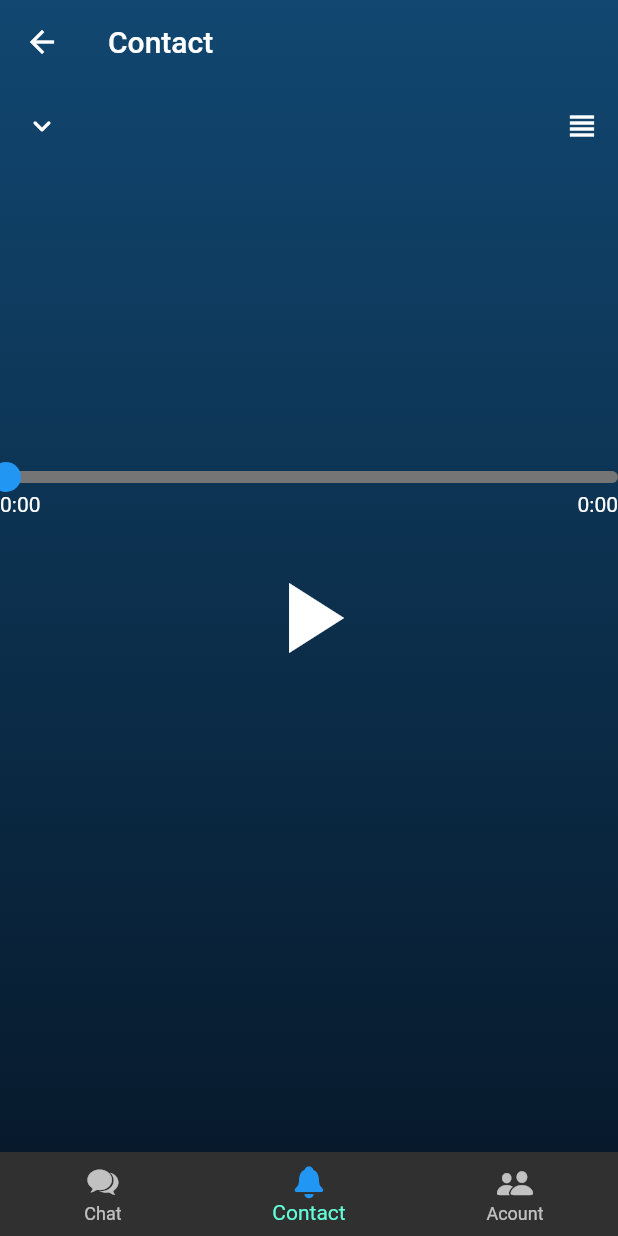
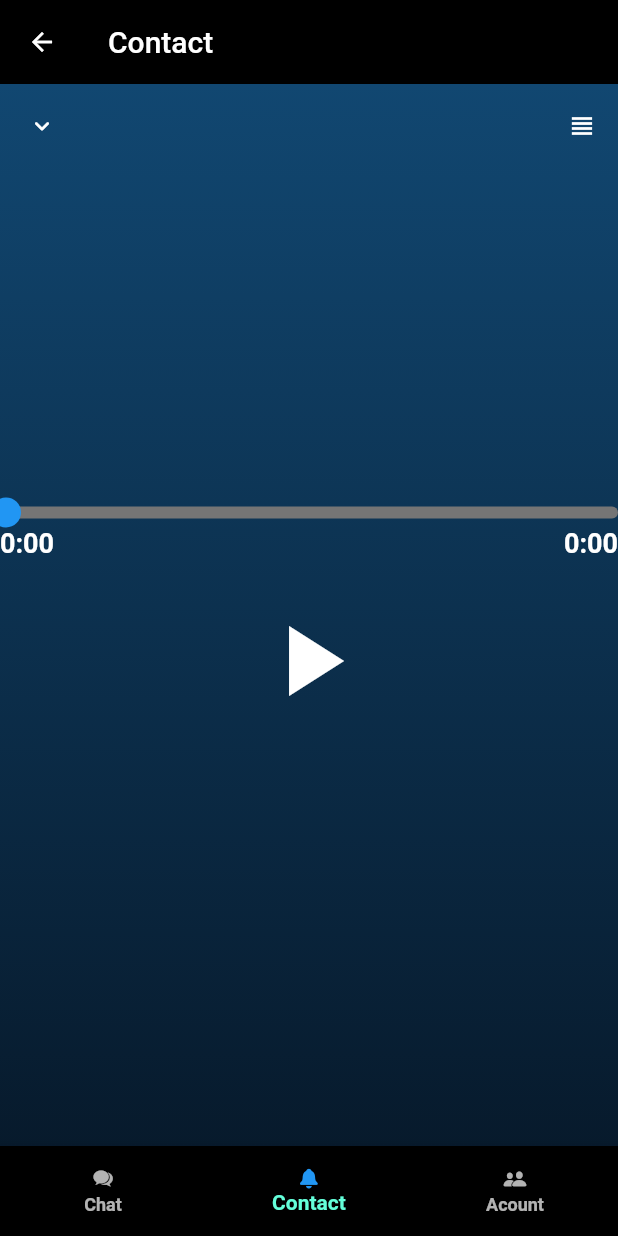
Before and after one commit to Dat2203/talky, a Flutter app: the ApplicationPage screen opened by its route, swiped to page 2, on a phone screen of 412 x 824 dp. Run offline on Flutter 3.47's test engine with Material 2 defaults, Android fonts, the phone set to English and light mode, and no system bars; drawn by our look-alikes of audio_video_progress_bar, overlay_support; our stand-ins replace camera, cloud_firestore, dots_indicator, firebase_auth, firebase_core, firebase_messaging and 14 more; accounts and stored records are empty; network calls fail.

Commit message:
dont-coi

```diff
--- a/lib/main.dart
+++ b/lib/main.dart
@@ -67,6 +67,7 @@ class MyApp extends StatelessWidget {
     return OverlaySupport(
       child: ScreenUtilInit(
         builder: (context, child) => GetMaterialApp(
+          debugShowCheckedModeBanner: false,
           title: 'Flutter Demo',
           theme:Themes.lightTheme,
           darkTheme: Themes.darkTheme,
--- a/lib/middleware/route-rwellcome.dart
+++ b/lib/middleware/route-rwellcome.dart
@@ -14,7 +14,6 @@ class RouteWellComeMiddleWare extends GetMiddleware {
 
   @override
   RouteSettings? redirect(String? route) {
-    print(UserStore.to.isLogin);
     if (ConfigurationStore.to.isFirstOpen == false) {
       return null;
     }
--- a/lib/pages/application/binding.dart
+++ b/lib/pages/application/binding.dart
@@ -1,4 +1,5 @@
 import 'package:get/get.dart';
+import 'package:talky/pages/message/logic.dart';
 
 import '../contact/controller.dart';
 import 'controller.dart';
@@ -8,5 +9,6 @@ class ApplicationBinding extends Bindings {
   void dependencies() {
     Get.lazyPut(() => ApplicationController());
     Get.lazyPut(()=>ContactController());
+    Get.lazyPut(()=>MessageLogic());
   }
 }
--- a/lib/pages/application/view.dart
+++ b/lib/pages/application/view.dart
@@ -1,10 +1,12 @@
 import 'package:flutter/material.dart';
+import 'package:flutter_screenutil/flutter_screenutil.dart';
 import 'package:get/get.dart';
 import 'package:talky/pages/Gellary.dart';
 import 'package:talky/pages/WebviewScreen.dart';
 import 'package:talky/pages/camera.dart';
 import 'package:talky/pages/contact/index.dart';
 import 'package:talky/pages/location-screen.dart';
+import 'package:talky/pages/message/view.dart';
 import 'package:talky/pages/notification.dart';
 
 import '../Audio.dart';
@@ -29,7 +31,7 @@ class ApplicationPage extends GetView<ApplicationController> {
       onPageChanged: controller.handlePageChange,
       children: [
         Center(
-          child: Text("chat"),
+          child: MessagePage(),
         ),
         Center(child: AudioScreen()),
         Center(child: LocationScreen()),
@@ -38,20 +40,23 @@ class ApplicationPage extends GetView<ApplicationController> {
   }
 
   Widget _buildBottomPageView() {
-    return BottomNavigationBar(
-        type: BottomNavigationBarType.fixed,
-        onTap: controller.handleNavbarTap,
-        showSelectedLabels: true,
-        showUnselectedLabels: true,
-        currentIndex: controller.state.pageIndex,
-        items: controller.bottomTabs);
+    return SizedBox(
+      height: 50.h,
+      child: BottomNavigationBar(
+          backgroundColor: Colors.black,
+          type: BottomNavigationBarType.fixed,
+          onTap: controller.handleNavbarTap,
+          showSelectedLabels: true,
+          showUnselectedLabels: true,
+          currentIndex: controller.state.pageIndex,
+          items: controller.bottomTabs),
+    );
   }
 
   @override
   Widget build(BuildContext context) {
     return Obx(
       () => Scaffold(
-        extendBodyBehindAppBar: true,
         appBar: appBars[controller.state.pageIndex],
         body: _buildPageView(),
         bottomNavigationBar: _buildBottomPageView(),
--- /dev/null
+++ b/lib/pages/chat/binding.dart
@@ -0,0 +1,10 @@
+import 'package:get/get.dart';
+
+import 'controller.dart';
+
+class ChatBinding extends Bindings {
+  @override
+  void dependencies() {
+    Get.lazyPut(() => ChatController());
+  }
+}
--- /dev/null
+++ b/lib/pages/chat/state.dart
@@ -0,0 +1,6 @@
+import 'package:get/get.dart';
+
+class ChatState {
+  final isOpenChatBox = false.obs;
+
+}
--- a/lib/pages/message/logic.dart
+++ b/lib/pages/message/logic.dart
@@ -1,7 +1,12 @@
 import 'package:get/get.dart';
+import 'package:talky/routes/name.dart';
 
 import 'state.dart';
 
 class MessageLogic extends GetxController {
   final MessageState state = MessageState();
+
+  void handleOpenChatBox(String userId){
+      Get.toNamed(AppRoutes.CHATBOX);
+  }
 }
--- a/lib/routes/name.dart
+++ b/lib/routes/name.dart
@@ -21,4 +21,6 @@ class AppRoutes{
 
   static const OTP_VERIFY ='/otp_verify';
 
+  static const CHATBOX ='/chat_box';
+
 }
--- a/lib/routes/pages.dart
+++ b/lib/routes/pages.dart
@@ -5,11 +5,12 @@ import 'package:get/get.dart';
 import 'package:get/get_navigation/src/routes/get_route.dart';
 import 'package:talky/middleware/route-rwellcome.dart';
 import 'package:talky/pages/application/binding.dart';
+import 'package:talky/pages/chat/binding.dart';
+import 'package:talky/pages/chat/view.dart';
 import 'package:talky/pages/sign-in/OTPScreen.dart';
 import 'package:talky/pages/sign-in/index.dart';
 import 'package:talky/pages/sign-in/signin-phonenumber.dart';
 import 'package:talky/pages/wellcome/binding.dart';
-
 import '../pages/application/view.dart';
 import '../pages/wellcome/view.dart';
 import 'name.dart';
@@ -48,6 +49,11 @@ class AppPages {
         page: () => OTPScreen(),
         binding: SignInBinding()),
 
+    GetPage(
+        name: AppRoutes.CHATBOX,
+        page: () => ChatPage(),
+        binding: ChatBinding())
+
 
     // GetPage
   ];
--- a/lib/theme.dart
+++ b/lib/theme.dart
@@ -3,13 +3,14 @@ import 'package:google_fonts/google_fonts.dart';
 
 class Themes {
   static ThemeData darkTheme = ThemeData(
-    textTheme: GoogleFonts.robotoTextTheme(
-
+    textTheme: TextTheme(
+      bodyMedium: TextStyle(fontSize: 18,fontWeight: FontWeight.w600,color: Colors.white),
     ),
+    primaryColorLight: Color.fromRGBO(51, 51, 51, 1),
     shadowColor: Colors.grey.shade900,
     brightness: Brightness.dark,
-    backgroundColor: Color.fromARGB(255, 37, 36, 36),
-    scaffoldBackgroundColor: Color.fromARGB(255, 37, 36, 36),
+    backgroundColor: Colors.black,
+    scaffoldBackgroundColor: Colors.black,
     appBarTheme: AppBarTheme(
      backgroundColor: Colors.transparent,
       elevation: 0,
@@ -22,26 +23,29 @@ class Themes {
         shape: RoundedRectangleBorder(borderRadius: BorderRadius.circular(20)),
       ),
     ),
+    iconTheme: IconThemeData(
+        size: 20
+    ),
     textButtonTheme: TextButtonThemeData(
       style: TextButton.styleFrom(foregroundColor: Colors.grey),
     ),
   );
 
   static ThemeData lightTheme = ThemeData(
-      textTheme: GoogleFonts.robotoTextTheme(
+
+      textTheme: TextTheme(
+        bodyMedium: TextStyle(fontSize: 18,fontWeight: FontWeight.w600,color: Colors.white),
       ),
       backgroundColor: Colors.white,
       scaffoldBackgroundColor: Colors.white,
-      // appBarTheme: AppBarTheme(
-      //   shape: RoundedRectangleBorder(
-      //       borderRadius: BorderRadius.only(
-      //     bottomLeft: Radius.circular(20),
-      //     bottomRight: Radius.circular(20),
-      //   )),
-      //   color: Color.fromARGB(255, 174, 242, 135),
-      //   elevation: 0,
-      //   foregroundColor: Colors.black,
-      // ),
+      primaryColorLight: Color.fromRGBO(51, 51, 51, 1),
+      appBarTheme: AppBarTheme(
+        backgroundColor: Colors.transparent,
+        elevation: 0,
+      ),
+      iconTheme: IconThemeData(
+        size: 20
+      ),
       primaryColor: Color.fromARGB(255, 174, 242, 135),
       elevatedButtonTheme: ElevatedButtonThemeData(
         style: ElevatedButton.styleFrom(
```
Also changed, not shown: lib/pages/application/controller.dart (+6 -6 lines), lib/pages/chat/controller.dart (added, +7 -0 lines), lib/pages/chat/view.dart (added, +160 -0 lines), lib/pages/message/view.dart (+45 -1 lines), lib/shared/chat_item.dart (+47 -1 lines), lib/shared/circle_button.dart (added, +16 -0 lines).
